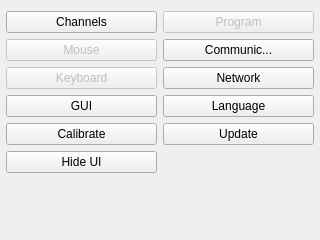
First picture: the form in ui/SettingsWidget.ui, repository kipr/botui, before the edit.
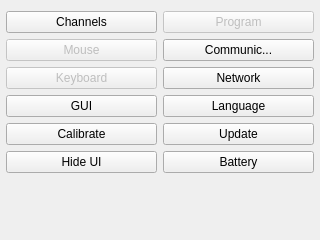
Second picture: the form after the edit. Icons and pictures are not drawn.

Commit message:
Added user setting to switch between battery types
Lots of modifications to Wallaby device; make battery logic more general to devices

What changed in the file:
```diff
--- a/ui/SettingsWidget.ui
+++ b/ui/SettingsWidget.ui
@@ -174,6 +174,17 @@
          </property>
         </widget>
        </item>
+       <item>
+        <widget class="QPushButton" name="battery">
+         <property name="text">
+          <string>Battery</string>
+         </property>
+         <property name="icon">
+          <iconset resource="../rc/icons.qrc">
+           <normaloff>:/icons/lightning.png</normaloff>:/icons/lightning.png</iconset>
+         </property>
+        </widget>
+       </item>
        <item>
         <spacer name="verticalSpacer">
          <property name="orientation">
```
The commit also changes 11 other files.
